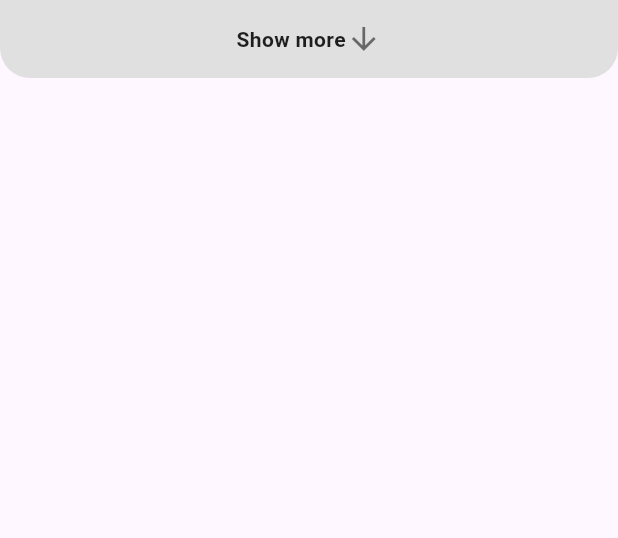
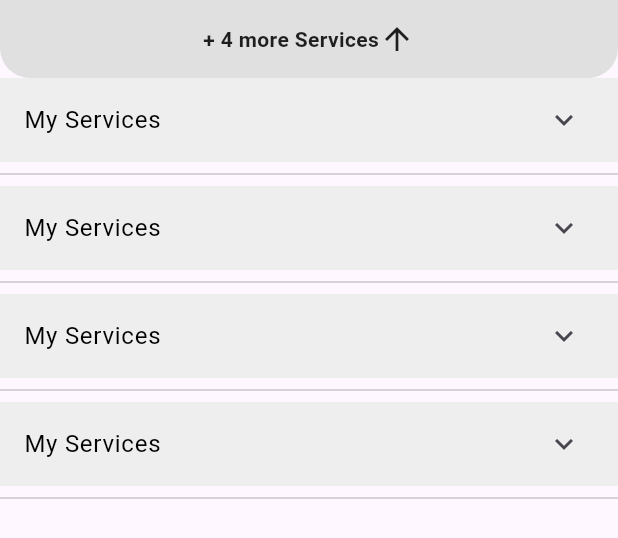
Before and after one commit to CaptainNayan199/Blue-Fox-Internship, a Flutter app: the YourDrawerPage widget shown alone on an empty page, opened directly, on a phone screen of 412 x 824 dp. Shown: the top 538 px of the screen. Run offline on Flutter 3.47's test engine with Material 3 defaults, Android fonts, the light colour scheme and no system bars.

Commit message:
Drawer files updated

```diff
--- a/broker_app/lib/Drawer_8_Icons.dart
+++ b/broker_app/lib/Drawer_8_Icons.dart
@@ -1,5 +1,6 @@
 // ignore_for_file: prefer_const_constructors, use_key_in_widget_constructors, library_private_types_in_public_api, , prefer_const_literals_to_create_immutables, prefer_const_literals_to_create_immutables
 
+import 'package:broker_app/more_services.dart';
 import 'package:flutter/material.dart';
 
 void main() {
@@ -15,13 +16,13 @@ class _YourDrawerPageState extends State<YourDrawerPage> {
   // Step 1: Declare variables to manage state
   bool _isExpanded = false; // Tracks if icons are shown
   String _buttonText =
-      "Show more"; // Button text to toggle between "Show more" and "Hide"
+      "+ 4 more Services"; // Button text to toggle between "Show more" and "Hide"
 
   // Method to toggle the expanded state
   void _toggleExpand() {
     setState(() {
       _isExpanded = !_isExpanded;
-      _buttonText = _isExpanded ? "Hide" : "Show more";
+      _buttonText = _isExpanded ? "Hide" : "+ 4 more Services";
     });
   }
 
@@ -31,7 +32,7 @@ class _YourDrawerPageState extends State<YourDrawerPage> {
       children: [
         AnimatedContainer(
           duration: Duration(milliseconds: 800),
-          height: _isExpanded ? 180.0 : 0.0, // Height changes with expansion
+          height: _isExpanded ? 130.0 : 0.0, // Height changes with expansion
           curve: Curves.easeInOut, // Smooth animation curve
           child: _isExpanded
               ? Padding(
@@ -226,15 +227,40 @@ class _YourDrawerPageState extends State<YourDrawerPage> {
                   ),
                 ),
                 Icon(
-                  (_isExpanded
-                      ? Image.asset('assets/down-arrow.png')
-                      : Icons.arrow_downward) as IconData?,
-                  color: Colors.black54,
+                  _isExpanded ? Icons.arrow_downward : Icons.arrow_upward,
                 ),
               ],
             ),
           ),
         ),
+        ExpandableContainer(
+          title: 'My Services',
+          items: [
+            'My Tenant Relationship Manager',
+            'My Owner Relationship Manager',
+          ],
+        ),
+        ExpandableContainer(
+          title: 'My Services',
+          items: [
+            'My Tenant Relationship Manager',
+            'My Owner Relationship Manager',
+          ],
+        ),
+        ExpandableContainer(
+          title: 'My Services',
+          items: [
+            'My Tenant Relationship Manager',
+            'My Owner Relationship Manager',
+          ],
+        ),
+        ExpandableContainer(
+          title: 'My Services',
+          items: [
+            'My Tenant Relationship Manager',
+            'My Owner Relationship Manager',
+          ],
+        ),
       ],
     );
   }
--- a/broker_app/lib/more_services.dart
+++ b/broker_app/lib/more_services.dart
@@ -1,54 +1,13 @@
+// ignore_for_file: library_private_types_in_public_api
+
 import 'package:flutter/material.dart';
-
-void main() {
-  runApp(MyApp());
-}
-
-class MyApp extends StatelessWidget {
-  @override
-  Widget build(BuildContext context) {
-    return MaterialApp(
-      home: Scaffold(
-        appBar: AppBar(title: Text('Expandable Info')),
-        drawer: Drawer(
-          child: ListView(
-            padding: EdgeInsets.zero,
-            children: [
-              DrawerHeader(
-                decoration: BoxDecoration(color: Colors.blue),
-                child: Text('Drawer Header'),
-              ),
-              ExpandableContainer(
-                title: 'My Services',
-                items: [
-                  'My Tenant Relationship Manager',
-                  'My Owner Relationship Manager',
-                ],
-              ),
-              ExpandableContainer(
-                title: 'Residential Plans',
-                items: [
-                  'Basic Plan',
-                  'Premium Plan',
-                ],
-              ),
-              // Add more ExpandableContainer widgets as needed
-            ],
-          ),
-        ),
-        body: Center(child: Text('Main Content Area')),
-      ),
-    );
-  }
-}
 
 class ExpandableContainer extends StatefulWidget {
   final String title;
   final List<String> items;
 
   const ExpandableContainer(
-      {Key? key, required this.title, required this.items})
-      : super(key: key);
+      {super.key, required this.title, required this.items});
 
   @override
   _ExpandableContainerState createState() => _ExpandableContainerState();
@@ -64,7 +23,7 @@ class _ExpandableContainerState extends State<ExpandableContainer>
   void initState() {
     super.initState();
     _controller = AnimationController(
-      duration: Duration(milliseconds: 200),
+      duration: Duration(milliseconds: 300),
       vsync: this,
     );
     _arrowAnimation = Tween<double>(begin: 0, end: 0.5).animate(_controller);
@@ -88,6 +47,8 @@ class _ExpandableContainerState extends State<ExpandableContainer>
     return Column(
       children: [
         ListTile(
+          tileColor: Colors.grey[200],
+          textColor: Colors.black,
           title: Text(widget.title),
           trailing: RotationTransition(
             turns: _arrowAnimation,
@@ -97,15 +58,21 @@ class _ExpandableContainerState extends State<ExpandableContainer>
         ),
         if (_isExpanded)
           Container(
-            color: Colors.grey[200],
             padding: EdgeInsets.symmetric(horizontal: 16, vertical: 8),
+            child: Padding(
+              padding: const EdgeInsets.all(8.0),
               child: Column(
                 children: widget.items
-                  .map((item) => Align(
+                    .map((item) => Padding(
+                          padding: const EdgeInsets.only(
+                              bottom: 8.0), // Add bottom spacing here
+                          child: Align(
                             alignment: Alignment.centerLeft,
                             child: Text(item),
+                          ),
                         ))
                     .toList(),
+              ),
             ),
           ),
         Divider(),
```
Lines whose indentation alone changed are shown as unchanged.
